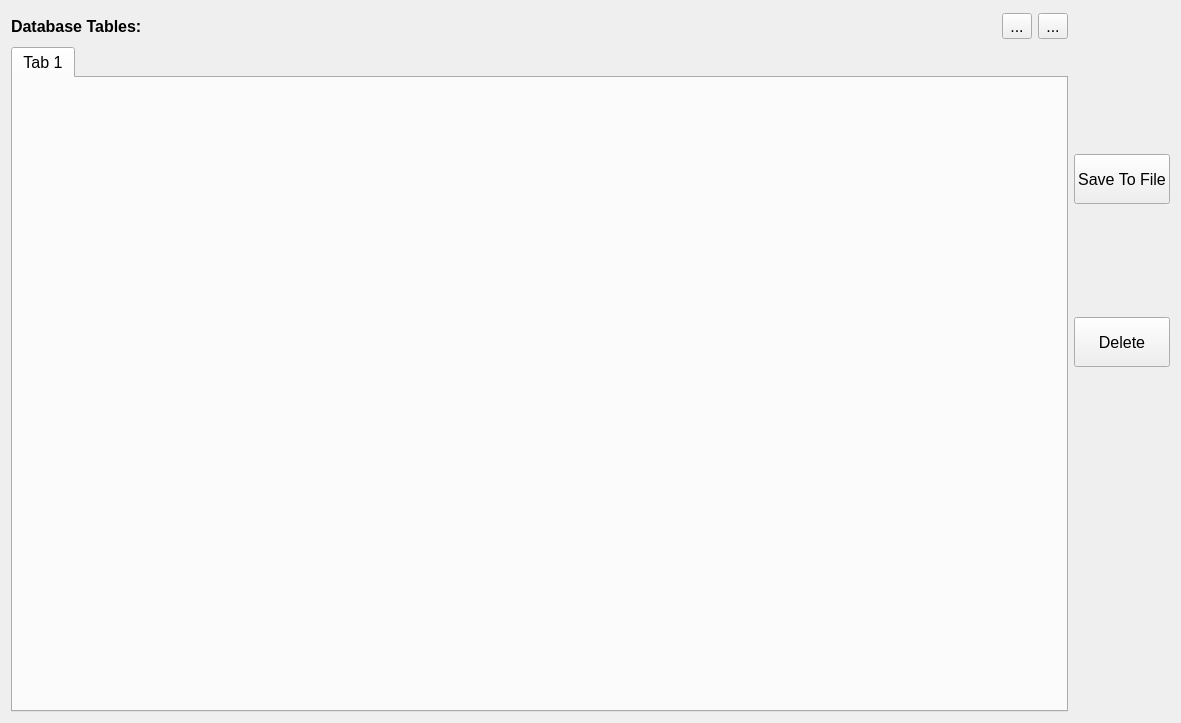
First picture: the form in stretchedwire/gui/ui/databasewidget.ui, repository lnls-ima/stretched-wire, before the edit.
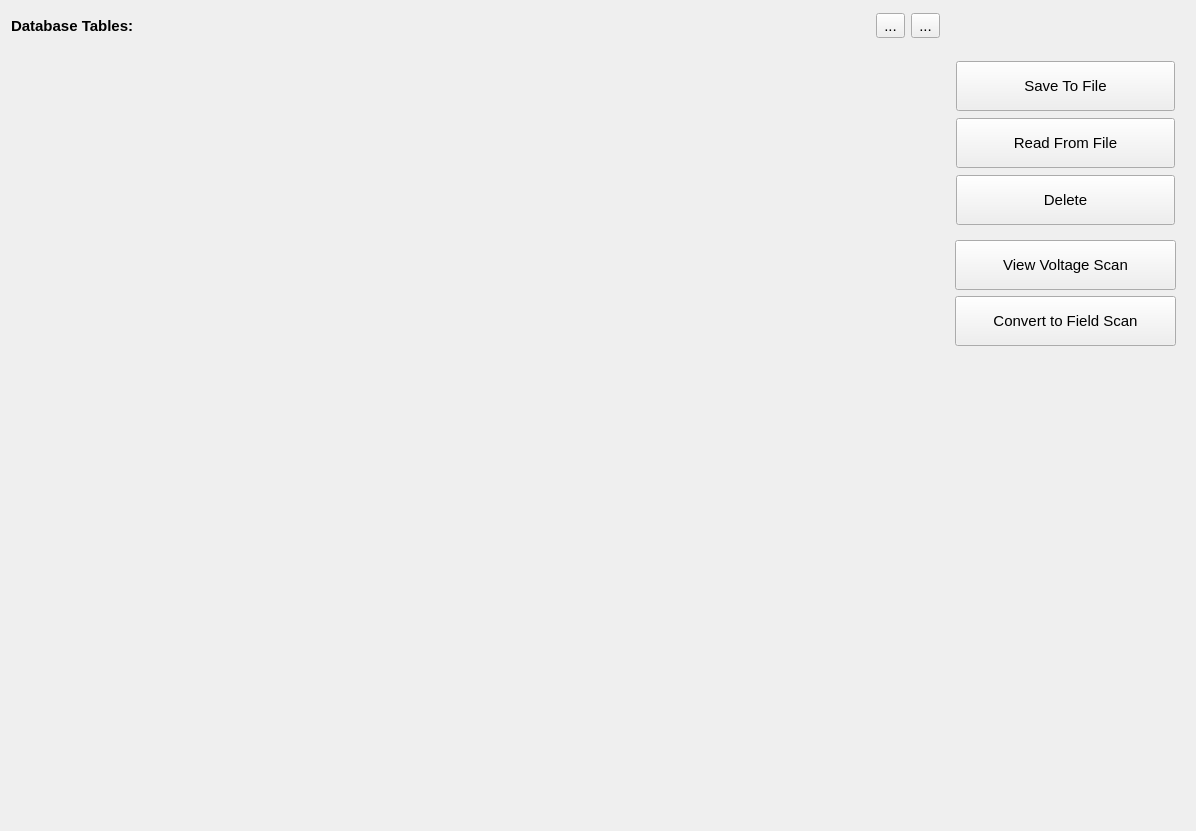
Second picture: the form after the edit. The open tabs and pages were chosen to show the change. Icons and pictures are not drawn.

The edit to the form file:
```diff
--- a/stretchedwire/gui/ui/databasewidget.ui
+++ b/stretchedwire/gui/ui/databasewidget.ui
@@ -6,13 +6,13 @@
    <rect>
     <x>0</x>
     <y>0</y>
-    <width>1181</width>
-    <height>723</height>
+    <width>1196</width>
+    <height>831</height>
    </rect>
   </property>
   <property name="font">
    <font>
-    <pointsize>12</pointsize>
+    <pointsize>11</pointsize>
    </font>
   </property>
   <property name="windowTitle">
@@ -37,7 +37,6 @@
        </property>
        <property name="font">
         <font>
-         <pointsize>12</pointsize>
          <weight>75</weight>
          <bold>true</bold>
         </font>
@@ -96,11 +95,8 @@
      </item>
     </layout>
    </item>
-   <item row="0" column="1" rowspan="2">
-    <layout class="QVBoxLayout" name="verticalLayout">
-     <property name="spacing">
-      <number>20</number>
-     </property>
+   <item row="0" column="1" rowspan="3">
+    <layout class="QVBoxLayout" name="verticalLayout_2">
      <item>
       <spacer name="verticalSpacer_3">
        <property name="orientation">
@@ -118,81 +114,359 @@
       </spacer>
      </item>
      <item>
-      <widget class="QPushButton" name="pbt_save_to_file">
-       <property name="minimumSize">
-        <size>
-         <width>0</width>
-         <height>50</height>
-        </size>
+      <layout class="QVBoxLayout" name="verticalLayout">
+       <property name="spacing">
+        <number>7</number>
        </property>
-       <property name="text">
-        <string>Save To File</string>
+       <property name="leftMargin">
+        <number>10</number>
        </property>
-       <property name="icon">
-        <iconset>
-         <normaloff>../../../../../../../Users/labimas/Downloads/hall-bench-control-master/hall-bench-control-master/hallbench/resources/img/save.png</normaloff>../../../../../../../Users/labimas/Downloads/hall-bench-control-master/hall-bench-control-master/hallbench/resources/img/save.png</iconset>
+       <property name="topMargin">
+        <number>0</number>
        </property>
-      </widget>
-     </item>
-     <item>
-      <widget class="QPushButton" name="pbt_delete">
-       <property name="minimumSize">
-        <size>
-         <width>0</width>
-         <height>50</height>
-        </size>
+       <property name="rightMargin">
+        <number>10</number>
        </property>
-       <property name="text">
-        <string>Delete</string>
+       <property name="bottomMargin">
+        <number>0</number>
        </property>
-       <property name="icon">
-        <iconset>
-         <normaloff>../../resources/img/delete.png</normaloff>../../resources/img/delete.png</iconset>
-       </property>
-      </widget>
+       <item>
+        <widget class="QPushButton" name="pbt_save">
+         <property name="minimumSize">
+          <size>
+           <width>0</width>
+           <height>50</height>
+          </size>
+         </property>
+         <property name="text">
+          <string>Save To File</string>
+         </property>
+         <property name="icon">
+          <iconset>
+           <normaloff>../../resources/img/save.svg</normaloff>../../resources/img/save.svg</iconset>
+         </property>
+         <property name="iconSize">
+          <size>
+           <width>24</width>
+           <height>24</height>
+          </size>
+         </property>
+        </widget>
+       </item>
+       <item>
+        <widget class="QPushButton" name="pbt_read">
+         <property name="minimumSize">
+          <size>
+           <width>0</width>
+           <height>50</height>
+          </size>
+         </property>
+         <property name="text">
+          <string>Read From File</string>
+         </property>
+         <property name="icon">
+          <iconset>
+           <normaloff>../../resources/img/database_plus.svg</normaloff>../../resources/img/database_plus.svg</iconset>
+         </property>
+         <property name="iconSize">
+          <size>
+           <width>24</width>
+           <height>24</height>
+          </size>
+         </property>
+        </widget>
+       </item>
+       <item>
+        <widget class="QPushButton" name="pbt_delete">
+         <property name="minimumSize">
+          <size>
+           <width>0</width>
+           <height>50</height>
+          </size>
+         </property>
+         <property name="text">
+          <string>Delete</string>
+         </property>
+         <property name="icon">
+          <iconset>
+           <normaloff>../../resources/img/close.svg</normaloff>../../resources/img/close.svg</iconset>
+         </property>
+         <property name="iconSize">
+          <size>
+           <width>24</width>
+           <height>24</height>
+          </size>
+         </property>
+        </widget>
+       </item>
+      </layout>
      </item>
      <item>
-      <spacer name="verticalSpacer">
-       <property name="orientation">
-        <enum>Qt::Vertical</enum>
+      <widget class="QStackedWidget" name="stw_buttons">
+       <property name="sizePolicy">
+        <sizepolicy hsizetype="Maximum" vsizetype="Preferred">
+         <horstretch>0</horstretch>
+         <verstretch>0</verstretch>
+        </sizepolicy>
        </property>
-       <property name="sizeType">
-        <enum>QSizePolicy::Preferred</enum>
+       <property name="currentIndex">
+        <number>0</number>
        </property>
-       <property name="sizeHint" stdset="0">
-        <size>
-         <width>20</width>
-         <height>250</height>
-        </size>
-       </property>
-      </spacer>
+       <widget class="QWidget" name="pg_empty"/>
+       <widget class="QWidget" name="pg_configuration">
+        <layout class="QGridLayout" name="gridLayout_2">
+         <item row="0" column="0">
+          <widget class="QPushButton" name="pbt_remove_unused_configurations">
+           <property name="enabled">
+            <bool>true</bool>
+           </property>
+           <property name="minimumSize">
+            <size>
+             <width>0</width>
+             <height>50</height>
+            </size>
+           </property>
+           <property name="font">
+            <font>
+             <weight>50</weight>
+             <bold>false</bold>
+            </font>
+           </property>
+           <property name="text">
+            <string>Remove Unused Configurations</string>
+           </property>
+           <property name="icon">
+            <iconset>
+             <normaloff>../../resources/img/clear.svg</normaloff>../../resources/img/clear.svg</iconset>
+           </property>
+           <property name="iconSize">
+            <size>
+             <width>24</width>
+             <height>24</height>
+            </size>
+           </property>
+          </widget>
+         </item>
+         <item row="1" column="0">
+          <spacer name="verticalSpacer_4">
+           <property name="orientation">
+            <enum>Qt::Vertical</enum>
+           </property>
+           <property name="sizeHint" stdset="0">
+            <size>
+             <width>20</width>
+             <height>40</height>
+            </size>
+           </property>
+          </spacer>
+         </item>
+        </layout>
+       </widget>
+       <widget class="QWidget" name="pg_voltage_scan">
+        <layout class="QGridLayout" name="gridLayout_3">
+         <item row="1" column="0">
+          <widget class="QPushButton" name="pbt_convert_to_field_scan">
+           <property name="minimumSize">
+            <size>
+             <width>0</width>
+             <height>50</height>
+            </size>
+           </property>
+           <property name="font">
+            <font>
+             <weight>50</weight>
+             <bold>false</bold>
+            </font>
+           </property>
+           <property name="text">
+            <string>Convert to Field Scan</string>
+           </property>
+           <property name="icon">
+            <iconset>
+             <normaloff>../../resources/img/send.svg</normaloff>../../resources/img/send.svg</iconset>
+           </property>
+           <property name="iconSize">
+            <size>
+             <width>24</width>
+             <height>24</height>
+            </size>
+           </property>
+          </widget>
+         </item>
+         <item row="0" column="0">
+          <widget class="QPushButton" name="pbt_view_voltage_scan">
+           <property name="minimumSize">
+            <size>
+             <width>0</width>
+             <height>50</height>
+            </size>
+           </property>
+           <property name="font">
+            <font>
+             <weight>50</weight>
+             <bold>false</bold>
+            </font>
+           </property>
+           <property name="text">
+            <string>View Voltage Scan</string>
+           </property>
+           <property name="icon">
+            <iconset>
+             <normaloff>../../resources/img/alpha_v.svg</normaloff>../../resources/img/alpha_v.svg</iconset>
+           </property>
+           <property name="iconSize">
+            <size>
+             <width>24</width>
+             <height>24</height>
+            </size>
+           </property>
+          </widget>
+         </item>
+         <item row="2" column="0">
+          <spacer name="verticalSpacer_5">
+           <property name="orientation">
+            <enum>Qt::Vertical</enum>
+           </property>
+           <property name="sizeHint" stdset="0">
+            <size>
+             <width>20</width>
+             <height>40</height>
+            </size>
+           </property>
+          </spacer>
+         </item>
+        </layout>
+       </widget>
+       <widget class="QWidget" name="pg_field_scan">
+        <layout class="QGridLayout" name="gridLayout_4">
+         <item row="1" column="0">
+          <widget class="QPushButton" name="pbt_create_fieldmap">
+           <property name="minimumSize">
+            <size>
+             <width>0</width>
+             <height>50</height>
+            </size>
+           </property>
+           <property name="font">
+            <font>
+             <weight>50</weight>
+             <bold>false</bold>
+            </font>
+           </property>
+           <property name="text">
+            <string>Create Fieldmap</string>
+           </property>
+           <property name="icon">
+            <iconset>
+             <normaloff>../../resources/img/map_plus.svg</normaloff>../../resources/img/map_plus.svg</iconset>
+           </property>
+           <property name="iconSize">
+            <size>
+             <width>24</width>
+             <height>24</height>
+            </size>
+           </property>
+          </widget>
+         </item>
+         <item row="0" column="0">
+          <widget class="QPushButton" name="pbt_view_field_scan">
+           <property name="minimumSize">
+            <size>
+             <width>0</width>
+             <height>50</height>
+            </size>
+           </property>
+           <property name="font">
+            <font>
+             <weight>50</weight>
+             <bold>false</bold>
+            </font>
+           </property>
+           <property name="text">
+            <string>View Field Scan</string>
+           </property>
+           <property name="icon">
+            <iconset>
+             <normaloff>../../resources/img/alpha_b.svg</normaloff>../../resources/img/alpha_b.svg</iconset>
+           </property>
+           <property name="iconSize">
+            <size>
+             <width>24</width>
+             <height>24</height>
+            </size>
+           </property>
+          </widget>
+         </item>
+         <item row="2" column="0">
+          <spacer name="verticalSpacer_6">
+           <property name="orientation">
+            <enum>Qt::Vertical</enum>
+           </property>
+           <property name="sizeHint" stdset="0">
+            <size>
+             <width>20</width>
+             <height>40</height>
+            </size>
+           </property>
+          </spacer>
+         </item>
+        </layout>
+       </widget>
+       <widget class="QWidget" name="pg_fieldmap">
+        <layout class="QGridLayout" name="gridLayout_5">
+         <item row="0" column="0">
+          <widget class="QPushButton" name="pbt_view_fieldmap">
+           <property name="enabled">
+            <bool>true</bool>
+           </property>
+           <property name="minimumSize">
+            <size>
+             <width>0</width>
+             <height>50</height>
+            </size>
+           </property>
+           <property name="font">
+            <font>
+             <weight>50</weight>
+             <bold>false</bold>
+            </font>
+           </property>
+           <property name="text">
+            <string>View Fieldmap</string>
+           </property>
+           <property name="icon">
+            <iconset>
+             <normaloff>../../resources/img/search.svg</normaloff>../../resources/img/search.svg</iconset>
+           </property>
+           <property name="iconSize">
+            <size>
+             <width>24</width>
+             <height>24</height>
+            </size>
+           </property>
+          </widget>
+         </item>
+         <item row="1" column="0">
+          <spacer name="verticalSpacer_7">
+           <property name="orientation">
+            <enum>Qt::Vertical</enum>
+           </property>
+           <property name="sizeHint" stdset="0">
+            <size>
+             <width>20</width>
+             <height>40</height>
+            </size>
+           </property>
+          </spacer>
+         </item>
+        </layout>
+       </widget>
+      </widget>
      </item>
     </layout>
    </item>
    <item row="1" column="0">
-    <widget class="QTabWidget" name="twg_database">
-     <property name="font">
-      <font>
-       <pointsize>12</pointsize>
-       <weight>50</weight>
-       <bold>false</bold>
-      </font>
-     </property>
-     <property name="tabPosition">
-      <enum>QTabWidget::North</enum>
-     </property>
-     <property name="tabShape">
-      <enum>QTabWidget::Rounded</enum>
-     </property>
-     <property name="currentIndex">
-      <number>0</number>
-     </property>
-     <widget class="QWidget" name="tab_2">
-      <attribute name="title">
-       <string>Tab 1</string>
-      </attribute>
-     </widget>
-    </widget>
+    <layout class="QVBoxLayout" name="lyt_database"/>
    </item>
   </layout>
  </widget>
```
Left out of the diff: 12 changed lines with no effect on the pictures.
